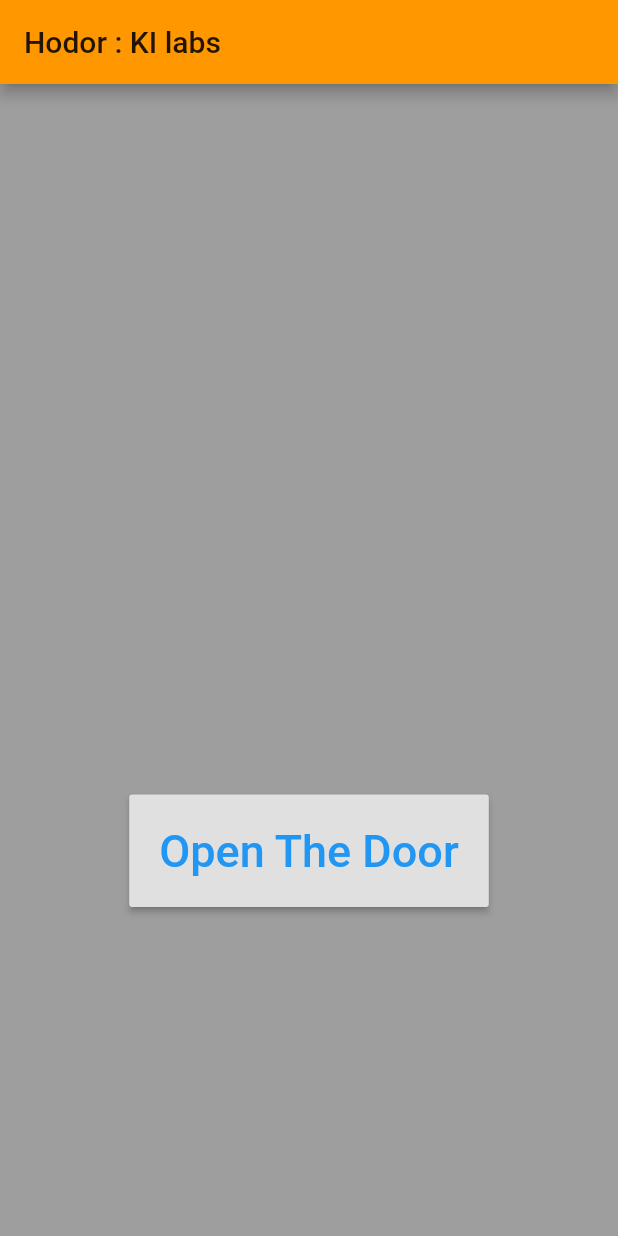
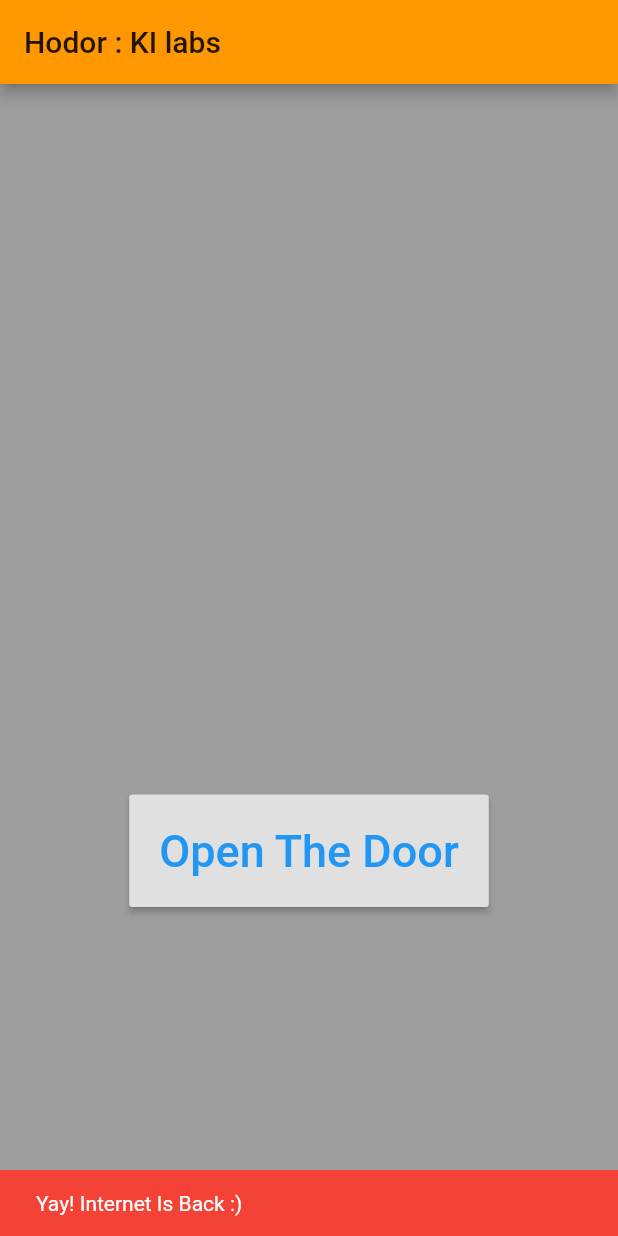
Before and after one commit to KI-labs/hodor-flutter-mobile, a Flutter app: the MainPage screen opened directly, on a phone screen of 412 x 824 dp. Run offline on Flutter 3.47's test engine with Material 2 defaults, Android fonts, the phone set to English and light mode, and no system bars; our stand-ins replace connectivity.

Commit message:
cleaner, organized, internet check added + snackbar

```diff
--- /dev/null
+++ b/lib/constants.dart
@@ -0,0 +1,7 @@
+const String APP_TITLE = "Hodor : KI labs";
+const String SUCCESS_OPEN_DOOR_MSG = "Now, Press the Door!";
+const String FAILURE_OPEN_DOOR_MSG = "Network Error! Try Again";
+const String MAIN_URL = 'https://dowerless-moose-6121.dataplicity.io/open';
+const String OPEN_DOOR_BUTTON_LABEL = "Open The Door";
+const String FAILURE_INTERNET_MSG = "Sorry, You Are Not Connected To Internet!";
+const String SUCCESS_INTERNET_MSG = "Yay! Internet Is Back :)";
--- a/lib/main.dart
+++ b/lib/main.dart
@@ -1,100 +1,6 @@
-import 'dart:async';
-import 'dart:developer';
-import 'dart:io';
 
 import 'package:flutter/material.dart';
-import 'package:http/http.dart' as http;
 
-const String successMessage = "Now, Press the Door!";
-const String failureMessage = "Network Error! Try Again";
-const String url = 'https://dowerless-moose-6121.dataplicity.io/open';
-const String buttonLabel = "Open The Door";
+import 'app.dart';
 
 void main() => runApp(new HodorApp());
-
-class HodorApp extends StatelessWidget {
-  @override
-  Widget build(BuildContext context) {
-    return new MaterialApp(
-      title: 'Hodor',
-      theme: new ThemeData(
-        primarySwatch: Colors.orange,
-      ),
-      home: new MainPage(),
-    );
-  }
-}
-
-class MainPage extends StatefulWidget {
-  MainPage({Key key}) : super(key: key);
-
-  @override
-  MainPageState createState() => new MainPageState();
-}
-
-class MainPageState extends State<MainPage> {
-  String messageToDisplay = "";
-
-  void resetDisplay() async {
-    //Adding delay of 10 seconds
-      await new Future.delayed(const Duration(seconds: 10));
-      setState(() {
-        messageToDisplay = "";
-      });
-  }
-
-  void triggeDoorOpenRequest() async {
-    final client = new http.Client();
-    String responseBody = "";
-
-    try {
-      var response = await client.post(url);
-
-      if (response.statusCode == HttpStatus.OK) {
-        responseBody = successMessage;
-      } else {
-        log("Failed http call."); // Perhaps handle it somehow
-        responseBody = failureMessage;
-      }
-    } catch (exception) {
-      log(exception.toString());
-      responseBody = failureMessage;
-    }
-
-    //Update UI state now
-    setState(() {
-      messageToDisplay = responseBody;
-    });
-
-    //reset so that user can clearly see change if button pressed again
-    resetDisplay();
-
-  }
-
-  @override
-  Widget build(BuildContext context) {
-
-    return new Scaffold(
-      backgroundColor: Colors.grey,
-      appBar: new AppBar(
-        title: const Text("Hodor : KI labs"),
-      ),
-
-      body: new Center(
-        child: new Column(
-          mainAxisAlignment: MainAxisAlignment.spaceEvenly,
-          children: [
-            new Text('$messageToDisplay',
-            style: new TextStyle(fontSize: 30.0, fontStyle: FontStyle.normal,
-                color: Colors.yellow)),
-            new RaisedButton(
-              child: const Text(buttonLabel,
-                style: const TextStyle(fontSize: 30.0, color: Colors.blue)),
-                onPressed: () => triggeDoorOpenRequest(),
-            padding: new EdgeInsets.all(20.0))
-          ],
-        ),
-      ),
-    );
-  }
-}
--- /dev/null
+++ b/lib/main_page.dart
@@ -0,0 +1,142 @@
+import 'package:flutter/material.dart';
+
+import 'dart:async';
+import 'dart:developer';
+import 'dart:io';
+
+import 'package:http/http.dart' as http;
+import 'package:connectivity/connectivity.dart';
+import 'constants.dart';
+
+class MainPage extends StatefulWidget {
+  MainPage({Key key}) : super(key: key);
+
+  @override
+  MainPageState createState() => new MainPageState();
+}
+
+class MainPageState extends State<MainPage> {
+  String messageToDisplay = "";
+  BuildContext scaffoldContext;
+  bool lastConnectionStatus = false; //synonym to isConnected
+  final client = new http.Client();
+
+  void resetDisplay() async {
+    //Adding delay of 10 seconds
+    await new Future.delayed(const Duration(seconds: 10));
+    setState(() {
+      messageToDisplay = "";
+    });
+  }
+
+  void triggeDoorOpenRequest() async {
+    if (!lastConnectionStatus) {
+      handleInternetConnectivity(lastConnectionStatus);
+    } else {
+      String responseBody = "";
+
+      try {
+        var response = await client.post(MAIN_URL);
+
+        if (response.statusCode == HttpStatus.OK) {
+          responseBody = SUCCESS_OPEN_DOOR_MSG;
+        } else {
+          log("Failed http call."); // Perhaps handle it somehow
+          responseBody = FAILURE_OPEN_DOOR_MSG;
+        }
+      } catch (exception) {
+        log(exception.toString());
+        responseBody = FAILURE_OPEN_DOOR_MSG;
+      }
+
+      //Update UI state now
+      setState(() {
+        messageToDisplay = responseBody;
+      });
+
+      //reset so that user can clearly see change if button pressed again
+      resetDisplay();
+    }
+  }
+
+  final Connectivity connectivity = new Connectivity();
+  StreamSubscription<ConnectivityResult> connectivitySubscription;
+
+  @override
+  void initState() {
+    super.initState();
+
+    //// Checking Internet Connection
+    connectivitySubscription =
+        connectivity.onConnectivityChanged.listen((ConnectivityResult result) {
+      setState(() {
+        handleInternetConnectivity(
+            lastConnectionStatus = (result != ConnectivityResult.none));
+      });
+    });
+  }
+
+  @override
+  void dispose() {
+    connectivitySubscription.cancel();
+    super.dispose();
+  }
+
+  //// Build function
+  @override
+  Widget build(BuildContext context) {
+
+    return new Scaffold(
+        backgroundColor: Colors.grey,
+        appBar: new AppBar(
+          title: const Text(APP_TITLE),
+        ),
+        body: new Builder(builder: (BuildContext context) {
+          scaffoldContext = context;
+          return getMainBodyWidget();
+        }));
+  }
+
+  Widget getMainBodyWidget() {
+       return  new Center(
+               child: new Column(
+                 mainAxisAlignment: MainAxisAlignment.spaceEvenly,
+                 children: [
+                   new Text('$messageToDisplay',
+                       style: new TextStyle(
+                           fontSize: 30.0,
+                           fontStyle: FontStyle.normal,
+                           color: Colors.yellow)),
+                   new RaisedButton(
+                       child: const Text(OPEN_DOOR_BUTTON_LABEL,
+                           style: const TextStyle(fontSize: 30.0, color: Colors.blue)),
+                       onPressed: () => triggeDoorOpenRequest(),
+                       padding: new EdgeInsets.all(20.0)),
+                 ],
+               ),
+             );
+  }
+
+  void handleInternetConnectivity(bool isConnected) {
+    String displayMessage = "";
+    switch (isConnected) {
+      case true:
+        displayMessage = SUCCESS_INTERNET_MSG;
+        break;
+      case false:
+        displayMessage = FAILURE_INTERNET_MSG;
+        break;
+    }
+
+    resetDisplay();
+    createSnackBar(displayMessage);
+  }
+
+  void createSnackBar(String message) {
+    final snackBar = new SnackBar(content: new Text(message),
+    backgroundColor: Colors.red);
+
+    // Find the Scaffold in the Widget tree and use it to show a SnackBar!
+    Scaffold.of(scaffoldContext).showSnackBar(snackBar);
+  }
+}
--- a/pubspec.yaml
+++ b/pubspec.yaml
@@ -10,6 +10,8 @@ dependencies:
   cupertino_icons: ^0.1.0
 
   http: '>=0.11.3+16'
+
+  connectivity: "^0.3.0"
 
 dev_dependencies:
   flutter_test:
```
Also changed, not shown: lib/app.dart (added, +17 -0 lines), pubspec.lock, 1 other file.
